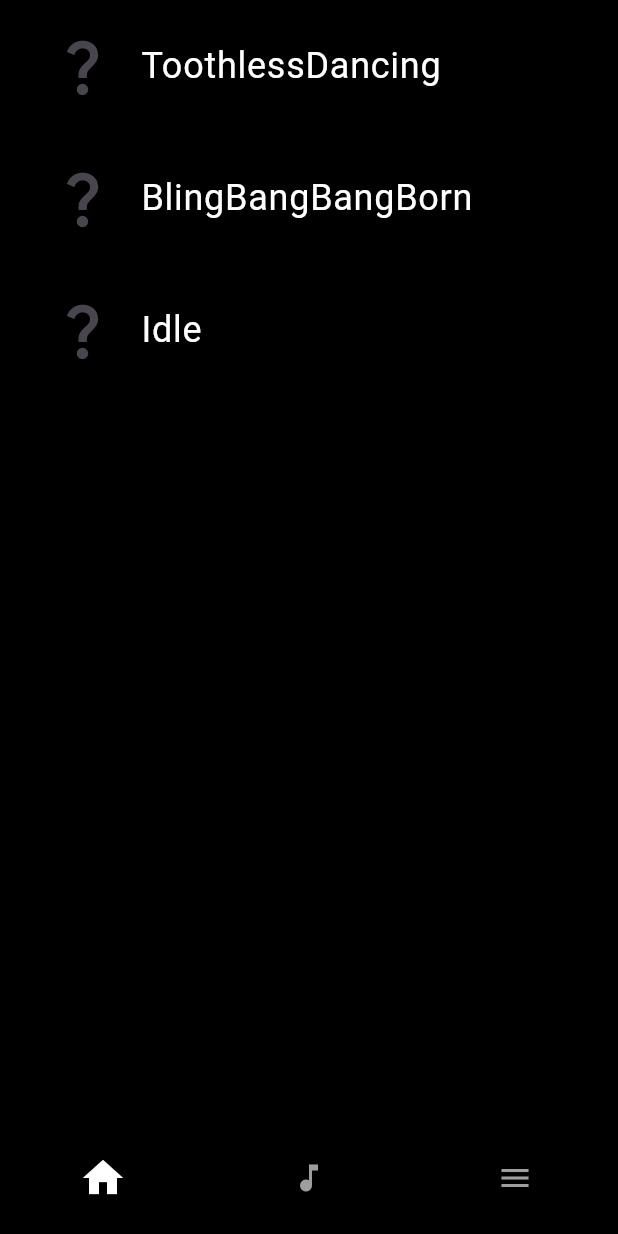
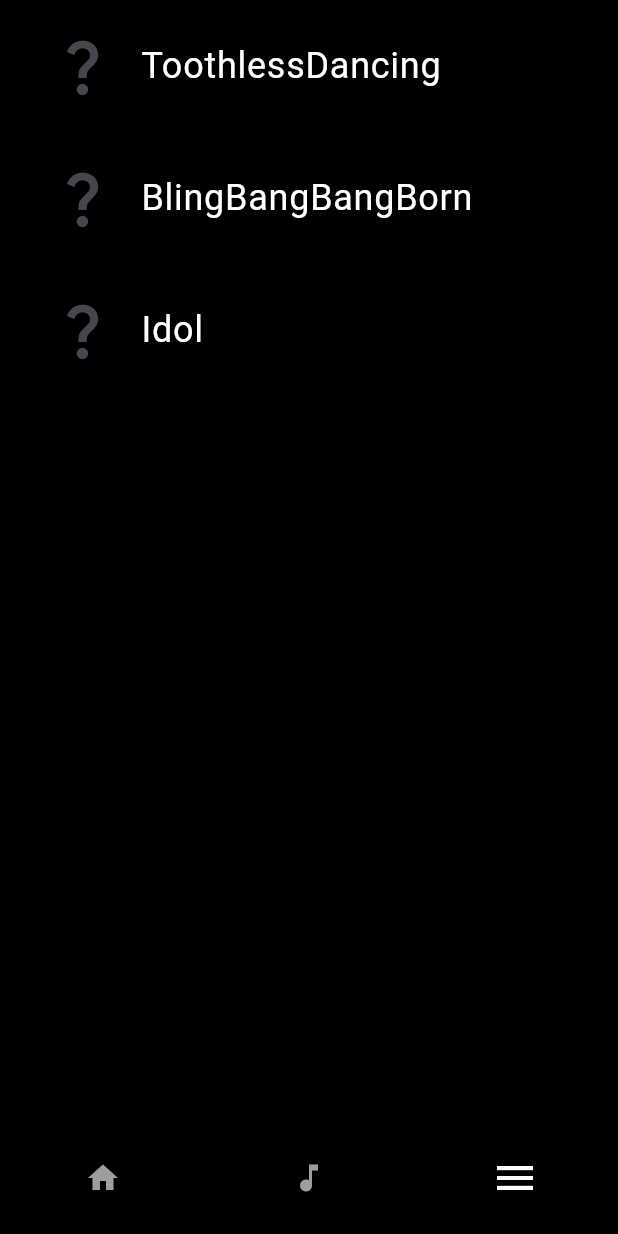
Before and after one commit to gg17117144/music_player, a Flutter app: the screen it shows after launch, swiped to page 3, on a phone screen of 412 x 824 dp. Run offline on Flutter 3.47's test engine with Material 3 defaults, Android fonts, the phone set to English and light mode, and no system bars; our stand-ins replace audioplayers; missing offline and left inert: gif.

Commit message:
fix: 按鈕設定

```diff
--- a/lib/main.dart
+++ b/lib/main.dart
@@ -45,6 +45,7 @@ class MainPage extends StatefulWidget {
 
 class _MainPageState extends State<MainPage> {
   final PageController _pageController = PageController();
+  int _currentIndex = 0;
 
   //start
   @override
@@ -68,6 +69,11 @@ class _MainPageState extends State<MainPage> {
       body: PageView(
         controller: _pageController,
         physics: const AlwaysScrollableScrollPhysics(),
+        onPageChanged: (index) {
+          setState(() {
+            _currentIndex = index;
+          });
+        },
         children: const [
           CustomBody('Home'),
           MusicPlayer(),
@@ -75,8 +81,9 @@ class _MainPageState extends State<MainPage> {
         ],
       ),
       bottomNavigationBar: BottomNavigationBar(
-        // currentIndex: _pageController.page?.round() ?? 0,
+        currentIndex: _currentIndex,
         onTap: (index) {
+          _currentIndex = index;
           changePage(index);
         },
 
--- a/lib/menu.dart
+++ b/lib/menu.dart
@@ -54,10 +54,10 @@ class Menu extends StatelessWidget {
           }
       ),
       MusicList(
-        title: 'Idle',
+        title: 'Idol',
         icon: Icons.question_mark,
           onTap: (context) {
-            audioProvider.setSong('Idle');
+            audioProvider.setSong('Idol');
             MainPage.of(context)?.changePage(1);
           }
       ),
```
Also changed, not shown: lib/music_player.dart (+17 -12 lines), assets/Images/Idol.gif (renamed from assets/Images/Idle.gif), 2 other files.
